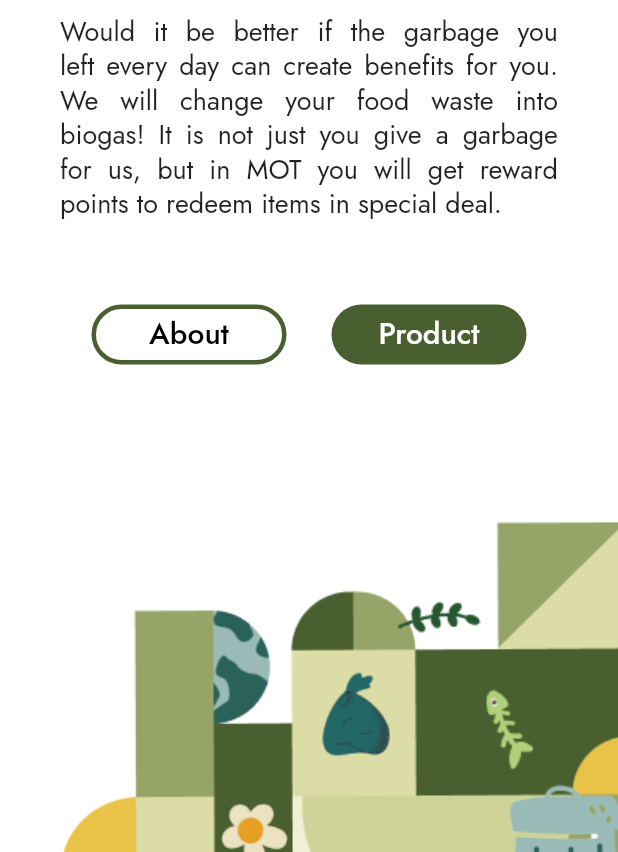
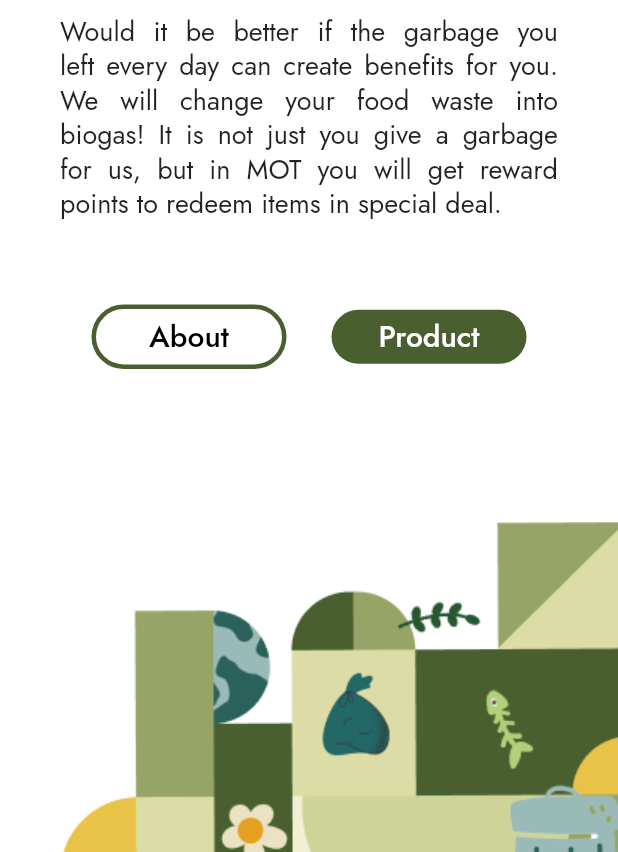
Before and after one commit to nuttavadeepj/motintegrated, a Flutter app: the Home screen opened directly, on a phone screen of 412 x 824 dp, the part 384-1236 px from its top. Run offline on Flutter 3.47's test engine with Material 2 defaults, Android fonts, the phone set to English and light mode, and no system bars; our stand-ins replace font_awesome_flutter, getwidget.

Commit message:
[UPDATE] Home & Welcome

```diff
--- a/lib/screens/home.dart
+++ b/lib/screens/home.dart
@@ -39,7 +39,8 @@ class Home extends StatelessWidget {
               ],
             ),
             Padding(
-              padding: const EdgeInsets.only(left: 40, right: 40, top: 10,bottom: 20),
+              padding: const EdgeInsets.only(
+                  left: 40, right: 40, top: 10, bottom: 20),
               child: Text(
                 '     Would it be better if the garbage you left every day can create benefits for you. We will change your food waste into biogas! It is not just you give a garbage  for us, but in MOT you will get reward points to redeem items in special deal.',
                 style: TextStyle(fontSize: 18, fontFamily: 'Jost', height: 1.3),
@@ -54,7 +55,7 @@ class Home extends StatelessWidget {
                   child: AboutButton(
                       text: 'About',
                       width: 130.0,
-                      height: 40.0,
+                      height: 43.0,
                       onPressed: () => {
                             Navigator.push(
                               context,
@@ -66,7 +67,6 @@ class Home extends StatelessWidget {
                 ProfileButton(
                     text: 'Product',
                     width: 130.0,
-                    height: 40.0,
                     onPressed: () => {
                           Navigator.push(
                             context,
--- a/lib/screens/welcome.dart
+++ b/lib/screens/welcome.dart
@@ -31,7 +31,7 @@ class Welcome extends StatelessWidget {
                             height: 1,
                             fontWeight: FontWeight.w700)),
                     Padding(
-                      padding: const EdgeInsets.only(top: 8, bottom: 30),
+                      padding: const EdgeInsets.only(top: 8, bottom: 25),
                       child: Container(
                           width: MediaQuery.of(context).size.width / 1.17,
                           child: Text(
```
